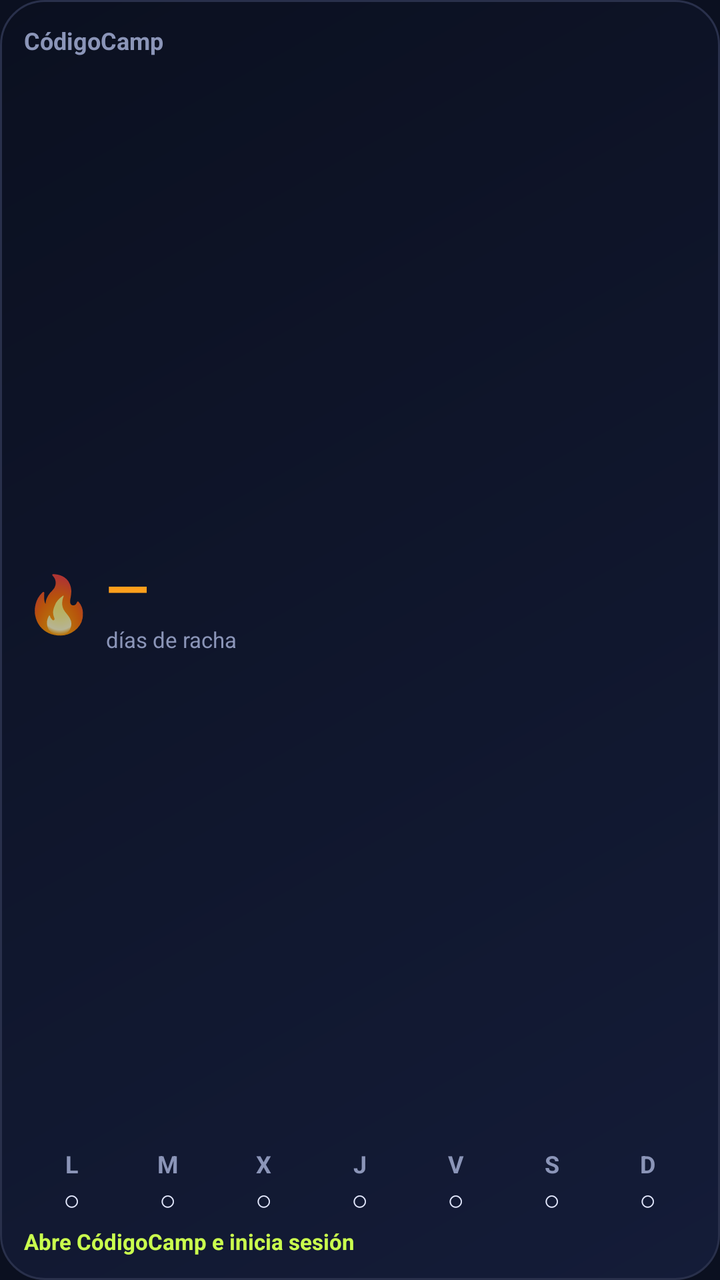
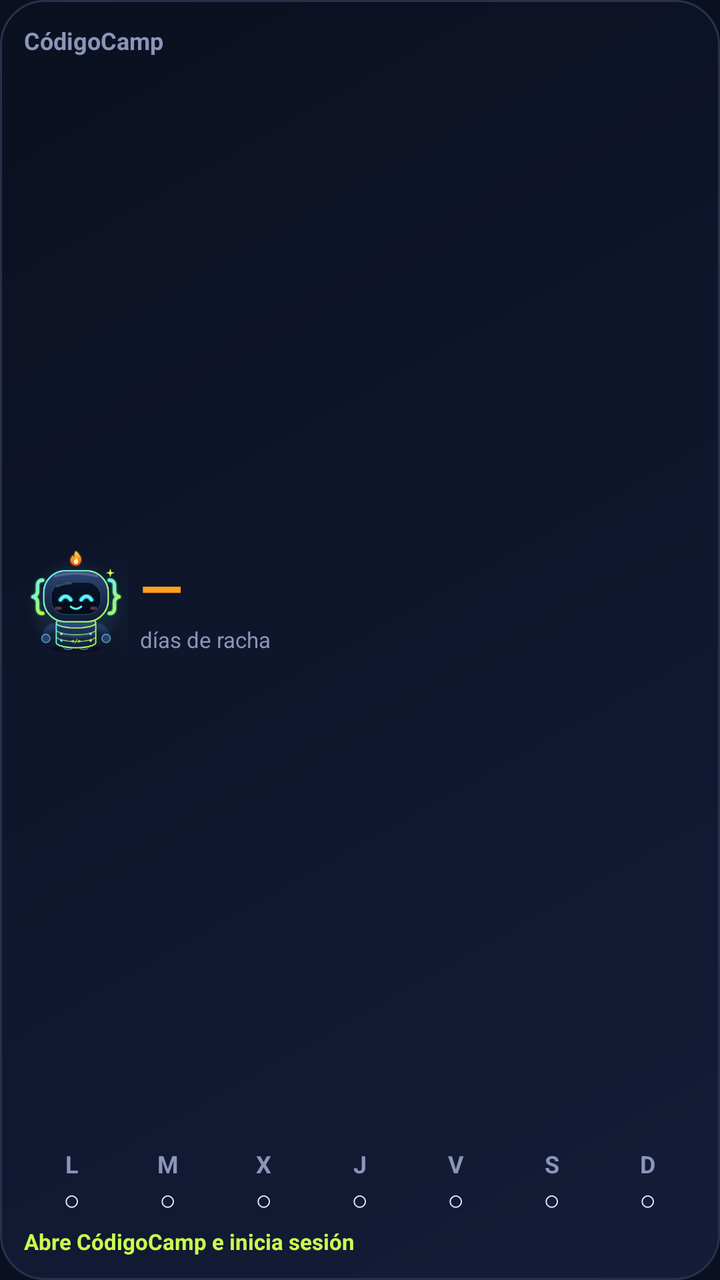

The first picture is an Android layout as it rendered before a commit; the second is the same layout after the commit. The layout source and the unified diff follow.
<!-- AndroidManifest.xml: application theme Tema -->
<!-- res/layout/widget_racha.xml -->
<?xml version="1.0" encoding="utf-8"?>
<LinearLayout xmlns:android="http://schemas.android.com/apk/res/android"
    android:id="@+id/raiz"
    android:layout_width="match_parent"
    android:layout_height="match_parent"
    android:background="@drawable/fondo_widget"
    android:orientation="vertical"
    android:padding="12dp">

    <LinearLayout
        android:layout_width="match_parent"
        android:layout_height="wrap_content"
        android:gravity="center_vertical"
        android:orientation="horizontal">

        <TextView
            android:id="@+id/titulo"
            android:layout_width="0dp"
            android:layout_height="wrap_content"
            android:layout_weight="1"
            android:ellipsize="end"
            android:maxLines="1"
            android:text="CódigoCamp"
            android:textColor="#FF8B95B8"
            android:textSize="12sp"
            android:textStyle="bold" />

        <TextView
            android:id="@+id/vidas"
            android:layout_width="wrap_content"
            android:layout_height="wrap_content"
            android:maxLines="1"
            android:text=""
            android:textColor="#FFE5EAFF"
            android:textSize="12sp" />
    </LinearLayout>

    <LinearLayout
        android:layout_width="match_parent"
        android:layout_height="0dp"
        android:layout_weight="1"
        android:gravity="center_vertical"
        android:orientation="horizontal">

        <TextView
            android:id="@+id/animo"
            android:layout_width="wrap_content"
            android:layout_height="wrap_content"
            android:text="🔥"
            android:textSize="28sp" />

        <LinearLayout
            android:layout_width="wrap_content"
            android:layout_height="wrap_content"
            android:layout_marginStart="6dp"
            android:orientation="vertical">

            <TextView
                android:id="@+id/racha"
                android:layout_width="wrap_content"
                android:layout_height="wrap_content"
                android:text="—"
                android:textColor="#FFFF9F1C"
                android:textSize="28sp"
                android:textStyle="bold" />

            <TextView
                android:id="@+id/rachaTxt"
                android:layout_width="wrap_content"
                android:layout_height="wrap_content"
                android:text="días de racha"
                android:textColor="#FF8B95B8"
                android:textSize="11sp" />
        </LinearLayout>

        <TextView
            android:id="@+id/meta"
            android:layout_width="0dp"
            android:layout_height="wrap_content"
            android:layout_weight="1"
            android:gravity="end"
            android:maxLines="2"
            android:text=""
            android:textColor="#FFE5EAFF"
            android:textSize="12sp" />
    </LinearLayout>

    <LinearLayout
        android:layout_width="match_parent"
        android:layout_height="wrap_content"
        android:orientation="horizontal">
        <LinearLayout
            android:layout_width="0dp"
            android:layout_height="wrap_content"
            android:layout_weight="1"
            android:gravity="center_horizontal"
            android:orientation="vertical">
            <TextView
                android:id="@+id/l0"
                android:layout_width="wrap_content"
                android:layout_height="wrap_content"
                android:text="L"
                android:textColor="#FF8B95B8"
                android:textSize="12sp"
                android:textStyle="bold" />
            <TextView
                android:id="@+id/i0"
                android:layout_width="wrap_content"
                android:layout_height="wrap_content"
                android:text="○"
                android:textColor="#FFE5EAFF"
                android:textSize="14sp" />
        </LinearLayout>
        <LinearLayout
            android:layout_width="0dp"
            android:layout_height="wrap_content"
            android:layout_weight="1"
            android:gravity="center_horizontal"
            android:orientation="vertical">
            <TextView
                android:id="@+id/l1"
                android:layout_width="wrap_content"
                android:layout_height="wrap_content"
                android:text="M"
                android:textColor="#FF8B95B8"
                android:textSize="12sp"
                android:textStyle="bold" />
            <TextView
                android:id="@+id/i1"
                android:layout_width="wrap_content"
                android:layout_height="wrap_content"
                android:text="○"
                android:textColor="#FFE5EAFF"
                android:textSize="14sp" />
        </LinearLayout>
        <LinearLayout
            android:layout_width="0dp"
            android:layout_height="wrap_content"
            android:layout_weight="1"
            android:gravity="center_horizontal"
            android:orientation="vertical">
            <TextView
                android:id="@+id/l2"
                android:layout_width="wrap_content"
                android:layout_height="wrap_content"
                android:text="X"
                android:textColor="#FF8B95B8"
                android:textSize="12sp"
                android:textStyle="bold" />
            <TextView
                android:id="@+id/i2"
                android:layout_width="wrap_content"
                android:layout_height="wrap_content"
                android:text="○"
                android:textColor="#FFE5EAFF"
                android:textSize="14sp" />
        </LinearLayout>
        <LinearLayout
            android:layout_width="0dp"
            android:layout_height="wrap_content"
            android:layout_weight="1"
            android:gravity="center_horizontal"
            android:orientation="vertical">
            <TextView
                android:id="@+id/l3"
                android:layout_width="wrap_content"
                android:layout_height="wrap_content"
                android:text="J"
                android:textColor="#FF8B95B8"
                android:textSize="12sp"
                android:textStyle="bold" />
            <TextView
                android:id="@+id/i3"
                android:layout_width="wrap_content"
                android:layout_height="wrap_content"
                android:text="○"
                android:textColor="#FFE5EAFF"
                android:textSize="14sp" />
        </LinearLayout>
        <LinearLayout
            android:layout_width="0dp"
            android:layout_height="wrap_content"
            android:layout_weight="1"
            android:gravity="center_horizontal"
            android:orientation="vertical">
            <TextView
                android:id="@+id/l4"
                android:layout_width="wrap_content"
                android:layout_height="wrap_content"
                android:text="V"
                android:textColor="#FF8B95B8"
                android:textSize="12sp"
                android:textStyle="bold" />
            <TextView
                android:id="@+id/i4"
                android:layout_width="wrap_content"
                android:layout_height="wrap_content"
                android:text="○"
                android:textColor="#FFE5EAFF"
                android:textSize="14sp" />
        </LinearLayout>
        <LinearLayout
            android:layout_width="0dp"
            android:layout_height="wrap_content"
            android:layout_weight="1"
            android:gravity="center_horizontal"
            android:orientation="vertical">
            <TextView
                android:id="@+id/l5"
                android:layout_width="wrap_content"
                android:layout_height="wrap_content"
                android:text="S"
                android:textColor="#FF8B95B8"
                android:textSize="12sp"
                android:textStyle="bold" />
            <TextView
                android:id="@+id/i5"
                android:layout_width="wrap_content"
                android:layout_height="wrap_content"
                android:text="○"
                android:textColor="#FFE5EAFF"
                android:textSize="14sp" />
        </LinearLayout>
        <LinearLayout
            android:layout_width="0dp"
            android:layout_height="wrap_content"
            android:layout_weight="1"
            android:gravity="center_horizontal"
            android:orientation="vertical">
            <TextView
                android:id="@+id/l6"
                android:layout_width="wrap_content"
                android:layout_height="wrap_content"
                android:text="D"
                android:textColor="#FF8B95B8"
                android:textSize="12sp"
                android:textStyle="bold" />
            <TextView
                android:id="@+id/i6"
                android:layout_width="wrap_content"
                android:layout_height="wrap_content"
                android:text="○"
                android:textColor="#FFE5EAFF"
                android:textSize="14sp" />
        </LinearLayout>
    </LinearLayout>

    <TextView
        android:id="@+id/estado"
        android:layout_width="match_parent"
        android:layout_height="wrap_content"
        android:layout_marginTop="4dp"
        android:ellipsize="end"
        android:maxLines="2"
        android:text="Abre CódigoCamp e inicia sesión"
        android:textColor="#FFCAFF4E"
        android:textSize="11sp"
        android:textStyle="bold" />
</LinearLayout>
<!-- resources referenced by this layout -->
<resources>
  <!-- drawable fondo_widget (drawable) -->
  <?xml version="1.0" encoding="utf-8"?>
  <shape xmlns:android="http://schemas.android.com/apk/res/android" android:shape="rectangle">
      <gradient android:angle="315" android:startColor="#FF0B1020" android:endColor="#FF141C38" />
      <corners android:radius="22dp" />
      <stroke android:width="1dp" android:color="#FF29304B" />
  </shape>
  <style name="Tema" parent="@android:style/Theme.Material.NoActionBar">
          <item name="android:windowBackground">#FF0B1020</item>
          <item name="android:statusBarColor">#FF0B1020</item>
          <item name="android:navigationBarColor">#FF0B1020</item>
          <item name="android:colorAccent">#FFCAFF4E</item>
      </style>
</resources>

<!-- the commit's change to res/layout/widget_racha.xml (unified diff, before → after) -->
@@ -42,12 +42,13 @@
         android:gravity="center_vertical"
         android:orientation="horizontal">
 
-        <TextView
-            android:id="@+id/animo"
-            android:layout_width="wrap_content"
-            android:layout_height="wrap_content"
-            android:text="🔥"
-            android:textSize="28sp" />
+        <ImageView
+            android:id="@+id/codi"
+            android:layout_width="52dp"
+            android:layout_height="52dp"
+            android:contentDescription="Codi"
+            android:scaleType="fitCenter"
+            android:src="@drawable/codi_feliz" />
 
         <LinearLayout
             android:layout_width="wrap_content"
<!-- resource entries referenced after the edit -->
@@ -1,5 +1,6 @@
 <!-- resources referenced by this layout -->
 <resources>
+  <!-- drawable codi_feliz: png bitmap (drawable-nodpi, 90355 bytes) -->
   <!-- drawable fondo_widget (drawable) -->
   <?xml version="1.0" encoding="utf-8"?>
   <shape xmlns:android="http://schemas.android.com/apk/res/android" android:shape="rectangle">
